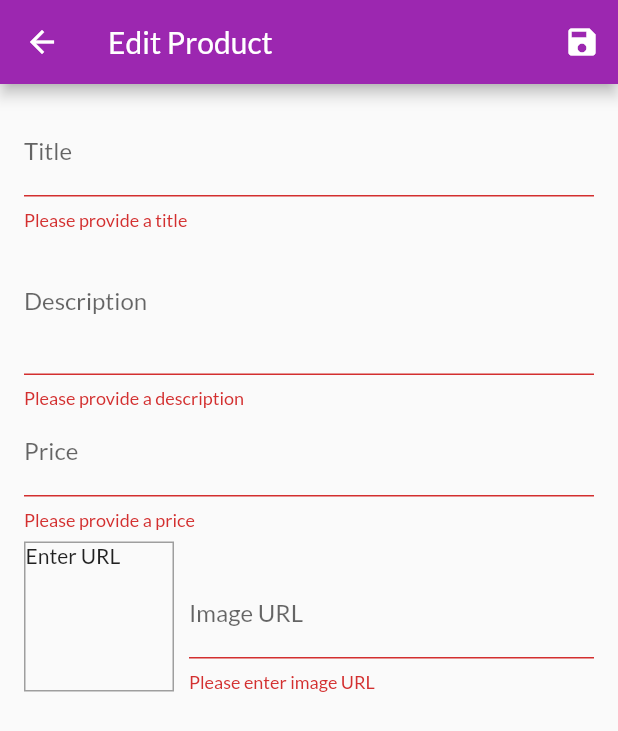
After one commit to KirtiGautam/Noobie, a Flutter app: the EditProduct screen opened by its route, after a tap on the "save" icon, on a phone screen of 412 x 824 dp. The commit adds this screen. Shown: the top 731 px of the screen. Run offline on Flutter 3.47's test engine with Material 2 defaults, Android fonts, the phone set to English and light mode, and no system bars; network calls fail.

Commit message:
User Product screen

```diff
--- a/shop/lib/main.dart
+++ b/shop/lib/main.dart
@@ -5,6 +5,8 @@ import './screens/cart_detail.dart';
 import './screens/product_detail.dart';
 import './screens/product_overview.dart';
 import './screens/orders.dart';
+import './screens/user_products.dart';
+import './screens/edit_product.dart';
 import './providers/products.dart';
 import './providers/cart.dart';
 import './providers/orders.dart';
@@ -38,6 +40,8 @@ class MyApp extends StatelessWidget {
           ProductDetail.routeName: (ctx) => ProductDetail(),
           CartDetail.routeName: (ctx) => CartDetail(),
           OrdersScreen.routeName: (ctx) => OrdersScreen(),
+          UserProducts.routeName: (ctx) => UserProducts(),
+          EditProduct.routeName: (ctx) => EditProduct(),
         },
       ),
     );
--- a/shop/lib/providers/products.dart
+++ b/shop/lib/providers/products.dart
@@ -43,4 +43,29 @@ class Products with ChangeNotifier {
 
   Product findById(String id) =>
       _products.firstWhere((product) => product.id == id);
+
+  void addProduct(Product prod) {
+    final product = Product(
+      id: DateTime.now().toString(),
+      title: prod.title,
+      description: prod.description,
+      imageURL: prod.imageURL,
+      price: prod.price,
+    );
+    _products.add(product);
+    notifyListeners();
+  }
+
+  void editProduct(Product prod) {
+    final prodIndex = _products.indexWhere((element) => prod.id == element.id);
+    if (prodIndex >= 0) {
+      _products[prodIndex] = prod;
+    }
+    notifyListeners();
+  }
+
+  void deleteProduct(String id) {
+    _products.removeWhere((element) => element.id == id);
+    notifyListeners();
+  }
 }
--- /dev/null
+++ b/shop/lib/screens/edit_product.dart
@@ -0,0 +1,225 @@
+import 'package:flutter/material.dart';
+import 'package:provider/provider.dart';
+import 'package:shop/providers/products.dart';
+
+import '../providers/product.dart';
+
+class EditProduct extends StatefulWidget {
+  static const routeName = '/edit-product';
+  @override
+  State<EditProduct> createState() => _EditProductState();
+}
+
+class _EditProductState extends State<EditProduct> {
+  final _imageURLFocusNode = FocusNode();
+  final _imageURLController = TextEditingController();
+  final _form = GlobalKey<FormState>();
+  var _editedProduct = Product(
+    id: '',
+    title: '',
+    description: '',
+    imageURL: '',
+    price: 0,
+    isFavorite: false,
+  );
+  var _isInit = true;
+  var _initValues = {
+    'title': '',
+    'description': '',
+    'price': '',
+    'imageURL': '',
+  };
+
+  @override
+  void initState() {
+    _imageURLFocusNode.addListener(_updateImageURL);
+    super.initState();
+  }
+
+  @override
+  void didChangeDependencies() {
+    if (_isInit) {
+      final prodID = ModalRoute.of(context)?.settings.arguments;
+      if (prodID != null) {
+        _editedProduct = Provider.of<Products>(
+          context,
+          listen: false,
+        ).findById(prodID as String);
+        _initValues = {
+          'title': _editedProduct.title,
+          'description': _editedProduct.description,
+          'price': _editedProduct.price.toString(),
+          'imageURL': '',
+        };
+        _imageURLController.text = _editedProduct.imageURL;
+      }
+    }
+    _isInit = false;
+    super.didChangeDependencies();
+  }
+
+  @override
+  void dispose() {
+    _imageURLFocusNode.removeListener(_updateImageURL);
+    _imageURLFocusNode.dispose();
+    super.dispose();
+  }
+
+  void _updateImageURL() {
+    if (!_imageURLFocusNode.hasFocus) {
+      setState(() {});
+    }
+  }
+
+  void _saveForm() {
+    if (_form.currentState!.validate()) {
+      _form.currentState!.save();
+      if (_editedProduct.id != '') {
+        Provider.of<Products>(context, listen: false)
+            .editProduct(_editedProduct);
+      } else {
+        Provider.of<Products>(context, listen: false)
+            .addProduct(_editedProduct);
+      }
+      Navigator.of(context).pop();
+    }
+  }
+
+  @override
+  Widget build(BuildContext context) {
+    return Scaffold(
+      appBar: AppBar(
+        title: const Text('Edit Product'),
+        actions: [
+          IconButton(
+            icon: const Icon(Icons.save),
+            onPressed: _saveForm,
+          )
+        ],
+      ),
+      body: Padding(
+        padding: const EdgeInsets.all(16.0),
+        child: Form(
+          key: _form,
+          child: ListView(
+            children: [
+              TextFormField(
+                decoration: const InputDecoration(
+                  labelText: 'Title',
+                ),
+                validator: (val) => (val == null || val.isEmpty)
+                    ? 'Please provide a title'
+                    : null,
+                initialValue: _initValues['title'],
+                textInputAction: TextInputAction.next,
+                onSaved: (value) => _editedProduct = Product(
+                  id: _editedProduct.id,
+                  title: '$value',
+                  description: _editedProduct.title,
+                  imageURL: _editedProduct.imageURL,
+                  price: _editedProduct.price,
+                  isFavorite: _editedProduct.isFavorite,
+                ),
+              ),
+              TextFormField(
+                decoration: const InputDecoration(
+                  labelText: 'Description',
+                ),
+                initialValue: _initValues['description'],
+                maxLines: 3,
+                validator: (val) => (val == null || val.isEmpty)
+                    ? 'Please provide a description'
+                    : (val.length < 10
+                        ? 'Description should have atleast 10 characters'
+                        : null),
+                keyboardType: TextInputType.multiline,
+                textInputAction: TextInputAction.next,
+                onSaved: (value) => _editedProduct = Product(
+                  id: _editedProduct.id,
+                  title: _editedProduct.title,
+                  description: '$value',
+                  imageURL: _editedProduct.imageURL,
+                  price: _editedProduct.price,
+                  isFavorite: _editedProduct.isFavorite,
+                ),
+              ),
+              TextFormField(
+                decoration: const InputDecoration(
+                  labelText: 'Price',
+                ),
+                initialValue: _initValues['price'],
+                validator: (val) => (val == null || val.isEmpty)
+                    ? 'Please provide a price'
+                    : ((double.tryParse(val) == null)
+                        ? 'Invalid number'
+                        : ((double.parse(val) < 1)
+                            ? 'Please add number greater than zero'
+                            : null)),
+                keyboardType: TextInputType.number,
+                textInputAction: TextInputAction.next,
+                onSaved: (value) => _editedProduct = Product(
+                  id: _editedProduct.id,
+                  title: _editedProduct.title,
+                  description: _editedProduct.description,
+                  imageURL: _editedProduct.imageURL,
+                  price: double.parse(value!),
+                  isFavorite: _editedProduct.isFavorite,
+                ),
+              ),
+              Row(
+                crossAxisAlignment: CrossAxisAlignment.end,
+                children: [
+                  Container(
+                    height: 100,
+                    width: 100,
+                    margin: const EdgeInsets.only(
+                      top: 8,
+                      right: 10,
+                    ),
+                    decoration: BoxDecoration(
+                      border: Border.all(
+                        width: 1,
+                        color: Colors.grey,
+                      ),
+                    ),
+                    child: _imageURLController.text.isEmpty
+                        ? const Text('Enter URL')
+                        : FittedBox(
+                            child: Image.network(_imageURLController.text),
+                            fit: BoxFit.cover,
+                          ),
+                  ),
+                  Expanded(
+                      child: TextFormField(
+                    decoration: const InputDecoration(labelText: 'Image URL'),
+                    keyboardType: TextInputType.url,
+                    textInputAction: TextInputAction.done,
+                    validator: (val) => (val == null || val.isEmpty)
+                        ? 'Please enter image URL'
+                        : ((!val.startsWith('http') && !val.startsWith('https')
+                            ? 'Please enter a valid URL.'
+                            : null)),
+                    controller: _imageURLController,
+                    focusNode: _imageURLFocusNode,
+                    onEditingComplete: () {
+                      setState(() {});
+                    },
+                    onSaved: (value) => _editedProduct = Product(
+                      id: _editedProduct.id,
+                      title: _editedProduct.title,
+                      description: _editedProduct.description,
+                      imageURL: '$value',
+                      price: _editedProduct.price,
+                      isFavorite: _editedProduct.isFavorite,
+                    ),
+                    onFieldSubmitted: (_) => _saveForm,
+                  )),
+                ],
+              ),
+            ],
+          ),
+        ),
+      ),
+    );
+  }
+}
--- a/shop/lib/widgets/app_drawer.dart
+++ b/shop/lib/widgets/app_drawer.dart
@@ -1,5 +1,7 @@
 import 'package:flutter/material.dart';
-import 'package:shop/screens/orders.dart';
+
+import '../screens/orders.dart';
+import '../screens/user_products.dart';
 
 class AppDrawer extends StatelessWidget {
   @override
@@ -25,6 +27,14 @@ class AppDrawer extends StatelessWidget {
               OrdersScreen.routeName,
             ),
           ),
+          const Divider(),
+          ListTile(
+            leading: const Icon(Icons.edit),
+            title: const Text('Manage Products'),
+            onTap: () => Navigator.of(context).pushReplacementNamed(
+              UserProducts.routeName,
+            ),
+          ),
         ],
       ),
     );
```
Also changed, not shown: shop/lib/providers/cart.dart (+19 -0 lines), shop/lib/screens/user_products.dart (added, +41 -0 lines), shop/lib/widgets/cart_item.dart (+17 -0 lines), shop/lib/widgets/product_item.dart (+17 -5 lines), shop/lib/widgets/user_product_item.dart (added, +48 -0 lines).
